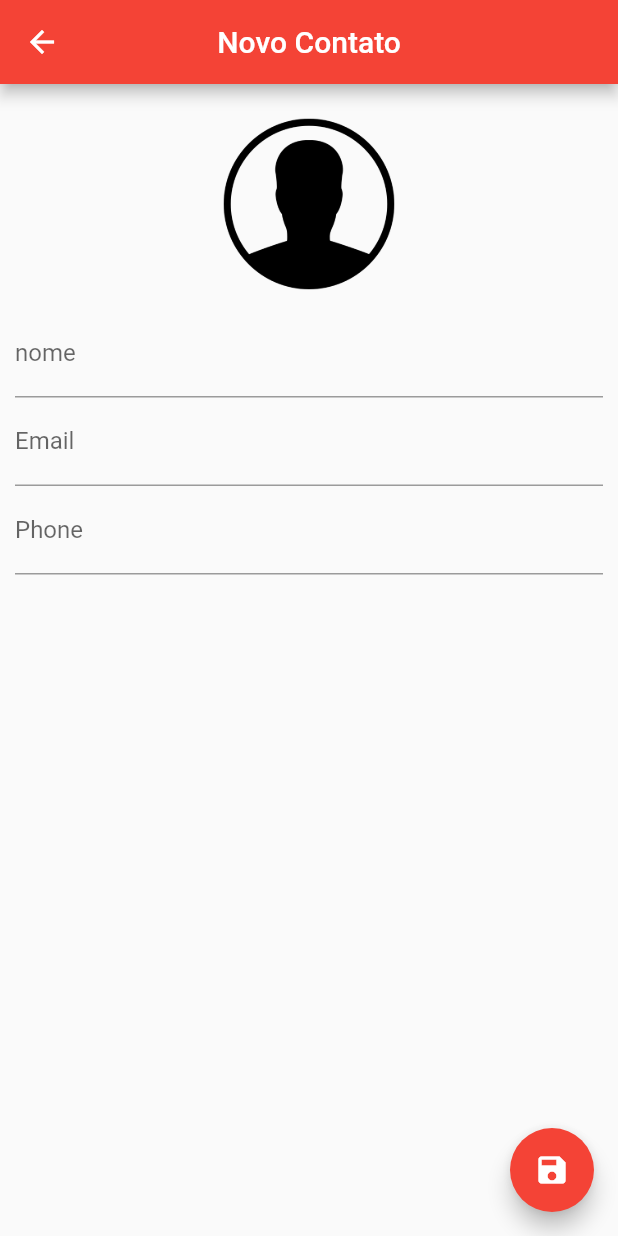
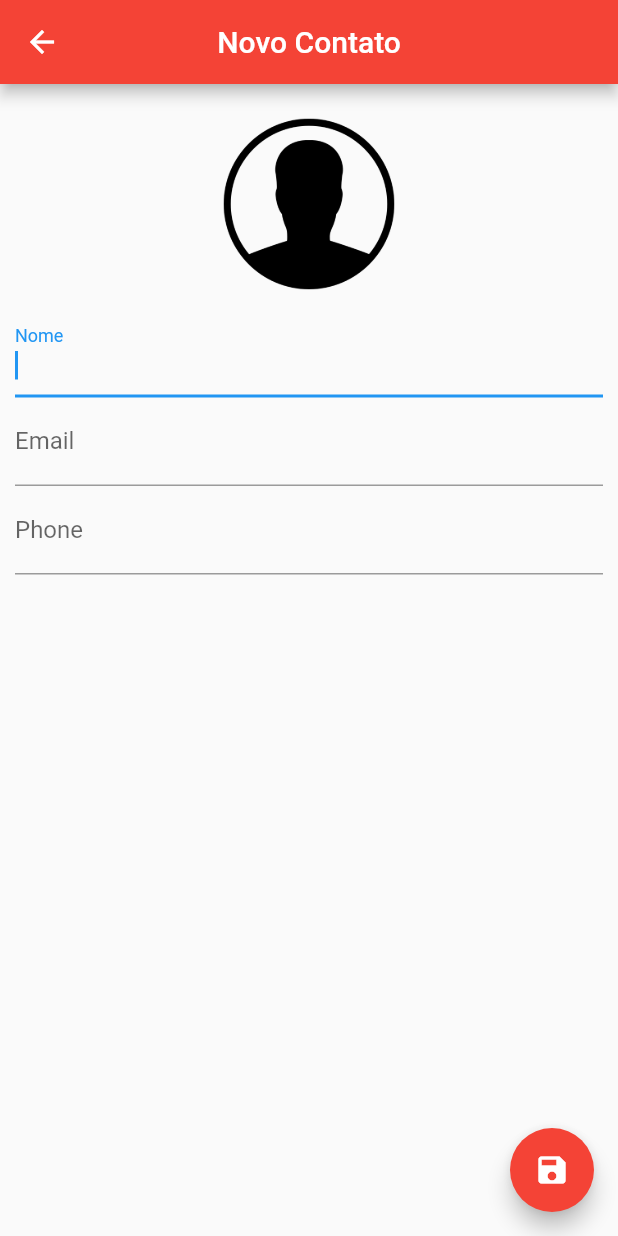
Before and after one commit to EderCosta21/agenda_telefonica, a Flutter app: the ContactPage screen opened directly, after a tap on the "save" icon, on a phone screen of 412 x 824 dp. Run offline on Flutter 3.47's test engine with Material 2 defaults, Android fonts, the light colour scheme and no system bars; our stand-ins replace image_picker, sqflite; accounts and stored records are empty.

Commit message:
Atualização final

```diff
--- a/lib/UI/contact_page.dart
+++ b/lib/UI/contact_page.dart
@@ -1,13 +1,13 @@
+import 'dart:async';
 import 'dart:io';
-
 import 'package:agenda_telefone/helpers/contacts_help.dart';
 import 'package:flutter/material.dart';
+import 'package:image_picker/image_picker.dart';
 
 class ContactPage extends StatefulWidget {
+
   final Contact contact;
 
-//construtor
-// chaves deixa ele opcional
   ContactPage({this.contact});
 
   @override
@@ -15,40 +15,48 @@ class ContactPage extends StatefulWidget {
 }
 
 class _ContactPageState extends State<ContactPage> {
-  final nomeController = TextEditingController();
-  final emailController = TextEditingController();
-  final phoneController = TextEditingController();
 
-  bool user_Edited = false;
-  Contact editedContact;
+  final _nameController = TextEditingController();
+  final _emailController = TextEditingController();
+  final _phoneController = TextEditingController();
+
+  final _nameFocus = FocusNode();
+
+  bool _userEdited = false;
+
+  Contact _editedContact;
 
   @override
   void initState() {
     super.initState();
 
-    if (widget.contact == null) {
-      editedContact = Contact();
+    if(widget.contact == null){
+      _editedContact = Contact();
     } else {
-      editedContact = Contact.fromMap(widget.contact.toMap());
+      _editedContact = Contact.fromMap(widget.contact.toMap());
 
-      nomeController.text = editedContact.nome;
-      emailController.text = editedContact.email;
-      phoneController.text = editedContact.phone;
+      _nameController.text = _editedContact.nome;
+      _emailController.text = _editedContact.email;
+      _phoneController.text = _editedContact.phone;
     }
   }
 
   @override
   Widget build(BuildContext context) {
-    return Scaffold(
+    return WillPopScope(
+      onWillPop: _requestPop,
+      child: Scaffold(
         appBar: AppBar(
           backgroundColor: Colors.red,
-        title: Text(editedContact.nome ?? "Novo Contato"),
+          title: Text(_editedContact.nome ?? "Novo Contato"),
           centerTitle: true,
         ),
         floatingActionButton: FloatingActionButton(
-        onPressed: () {
-          if (editedContact.nome.isNotEmpty) {
-            Navigator.pop(context);
+          onPressed: (){
+            if(_editedContact.nome != null && _editedContact.nome.isNotEmpty){
+              Navigator.pop(context, _editedContact);
+            } else {
+              FocusScope.of(context).requestFocus(_nameFocus);
             }
           },
           child: Icon(Icons.save),
@@ -57,51 +65,95 @@ class _ContactPageState extends State<ContactPage> {
         body: SingleChildScrollView(
           padding: EdgeInsets.all(10.0),
           child: Column(
-          children: [
+            children: <Widget>[
               GestureDetector(
                 child: Container(
-                height: 140,
-                width: 140,
+                  width: 140.0,
+                  height: 140.0,
                   decoration: BoxDecoration(
                     shape: BoxShape.circle,
                     image: DecorationImage(
-                      image: editedContact.photo != null
-                          ? FileImage(File(editedContact.photo))
-                          : AssetImage("images/person.png"),
-                    )),
+                        image: _editedContact.photo != null ?
+                        FileImage(File(_editedContact.photo)) :
+                        AssetImage("images/person.png"),
+                        fit: BoxFit.cover
                     ),
                   ),
-            TextField(
-              controller: nomeController,
-              decoration: InputDecoration(labelText: "nome"),
-              onChanged: (text) {
-                user_Edited = true;
+                ),
+                onTap: (){
+                  ImagePicker.pickImage(source: ImageSource.camera).then((file){
+                    if(file == null) return;
                     setState(() {
-                  editedContact.nome = text;
+                      _editedContact.photo = file.path;
+                    });
                   });
                 },
               ),
               TextField(
-              controller: emailController,
+                controller: _nameController,
+                focusNode: _nameFocus,
+                decoration: InputDecoration(labelText: "Nome"),
+                onChanged: (text){
+                  _userEdited = true;
+                  setState(() {
+                    _editedContact.nome = text;
+                  });
+                },
+              ),
+              TextField(
+                controller: _emailController,
                 decoration: InputDecoration(labelText: "Email"),
-              onChanged: (text) {
-                user_Edited = true;
-                editedContact.email = text;
+                onChanged: (text){
+                  _userEdited = true;
+                  _editedContact.email = text;
                 },
                 keyboardType: TextInputType.emailAddress,
               ),
               TextField(
-              controller: phoneController,
+                controller: _phoneController,
                 decoration: InputDecoration(labelText: "Phone"),
-              onChanged: (text) {
-                user_Edited = true;
-                editedContact.phone = text;
+                onChanged: (text){
+                  _userEdited = true;
+                  _editedContact.phone = text;
                 },
                 keyboardType: TextInputType.phone,
-            )
+              ),
             ],
+          ),
         ),
       ),
     );
   }
+
+  Future<bool> _requestPop(){
+    if(_userEdited){
+      showDialog(context: context,
+        builder: (context){
+          return AlertDialog(
+            title: Text("Descartar Alterações?"),
+            content: Text("Se sair as alterações serão perdidas."),
+            actions: <Widget>[
+              FlatButton(
+                child: Text("Cancelar"),
+                onPressed: (){
+                  Navigator.pop(context);
+                },
+              ),
+              FlatButton(
+                child: Text("Sim"),
+                onPressed: (){
+                  Navigator.pop(context);
+                  Navigator.pop(context);
+                },
+              ),
+            ],
+          );
         }
+      );
+      return Future.value(false);
+    } else {
+      return Future.value(true);
+    }
+  }
+
+}
--- a/pubspec.yaml
+++ b/pubspec.yaml
@@ -30,7 +30,7 @@ dependencies:
   cupertino_icons: ^1.0.2
   sqflite: ^2.0.0+3
   url_launcher: ^6.0.9
-  image_picker: ^0.8.3+3
+  image_picker: ^0.6.0+3
 
 dev_dependencies:
   flutter_test:
```
Also changed, not shown: lib/UI/HomePage.dart (+151 -60 lines), lib/helpers/contacts_help.dart (+39 -39 lines), pubspec.lock. Lines whose indentation alone changed are shown as unchanged.
